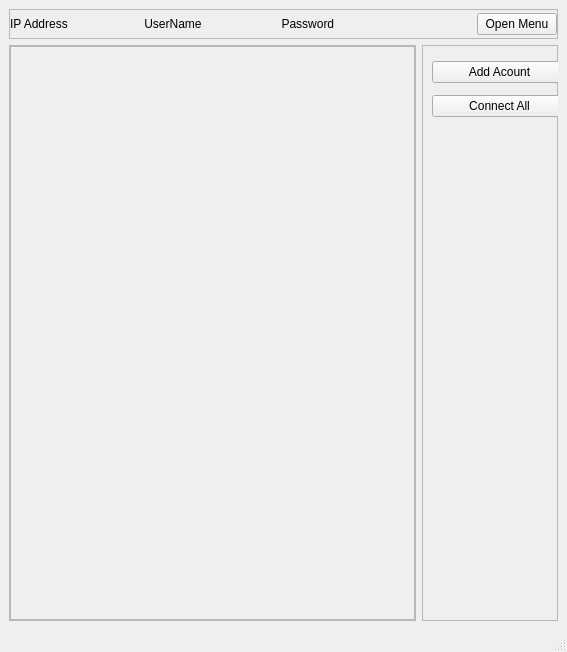
This is QTDesigns/Window_for_ip_control.ui in Gorkembukel/MonitorNetworkConnectivityV2 as Qt 5 draws it before an edit. The edited form follows.
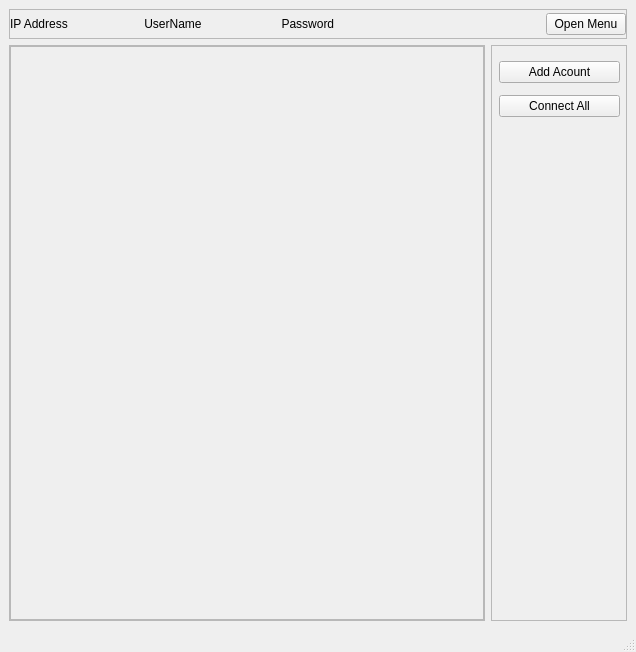
This is the edited form. Icons and pictures are not drawn.

Patch:
```diff
--- a/QTDesigns/Window_for_ip_control.ui
+++ b/QTDesigns/Window_for_ip_control.ui
@@ -6,7 +6,7 @@
    <rect>
     <x>0</x>
     <y>0</y>
-    <width>567</width>
+    <width>636</width>
     <height>652</height>
    </rect>
   </property>
@@ -132,7 +132,7 @@
              <rect>
               <x>0</x>
               <y>0</y>
-              <width>401</width>
+              <width>470</width>
               <height>548</height>
              </rect>
             </property>
@@ -165,9 +165,9 @@
         <widget class="QWidget" name="layoutWidget">
          <property name="geometry">
           <rect>
-           <x>10</x>
+           <x>8</x>
            <y>10</y>
-           <width>135</width>
+           <width>121</width>
            <height>68</height>
           </rect>
          </property>
```
Left out of the diff: 2 changed lines with no effect on the pictures.
